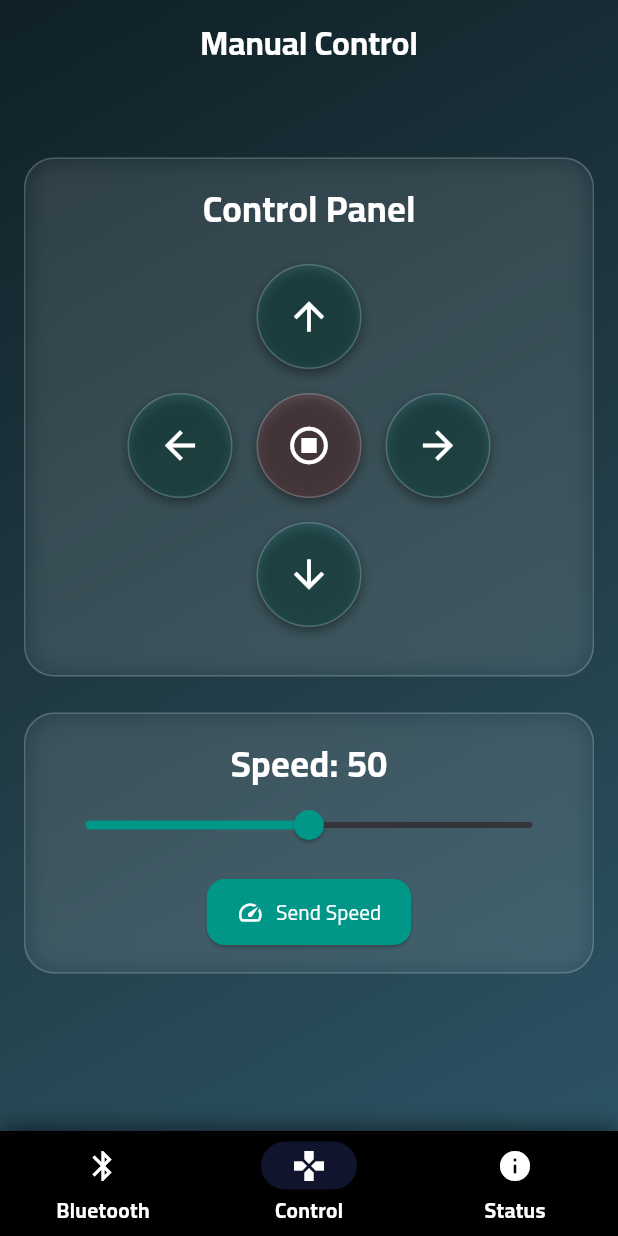
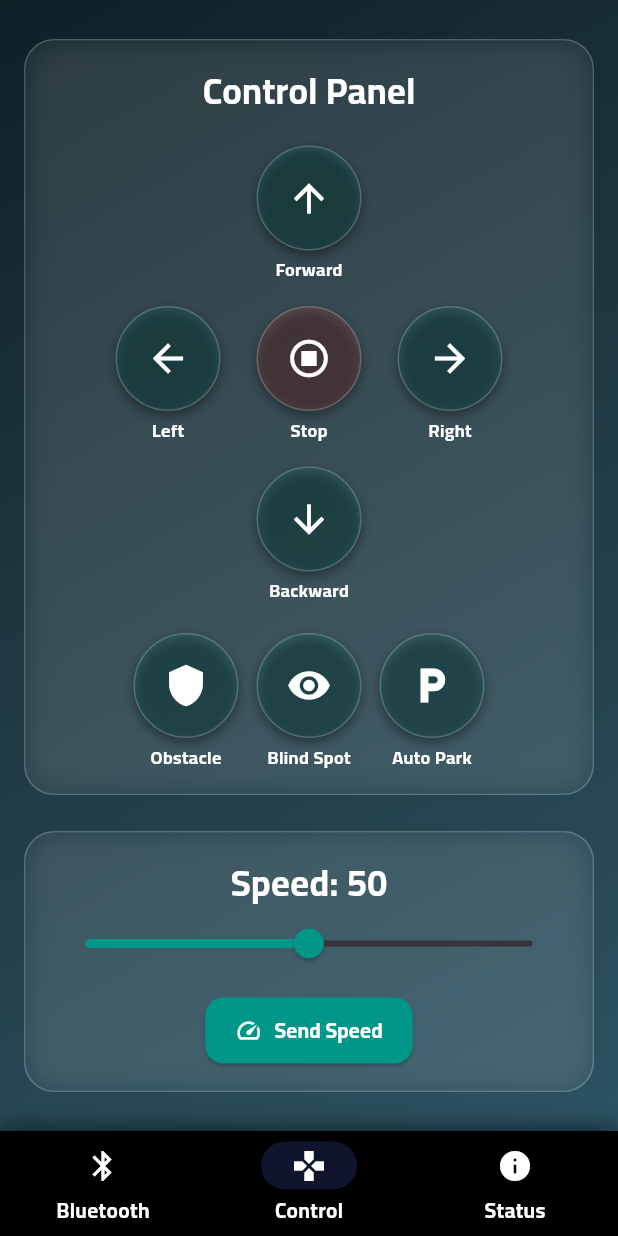
Before and after one commit to itiswd/auto_car, a Flutter app: the screen it shows after launch, item 2 of the bottom bar chosen, on a phone screen of 412 x 824 dp. Run offline on Flutter 3.47's test engine with Material 3 defaults, Android fonts, the phone set to English and light mode, and no system bars; our stand-ins replace flutter_bluetooth_serial, permission_handler, shared_preferences.

Commit message:
Enhance manual control screen: add labels to control buttons, improve layout, and update speed control button style.

```diff
--- a/lib/screens/manual_control_screen.dart
+++ b/lib/screens/manual_control_screen.dart
@@ -52,12 +52,15 @@ class _ManualControlScreenState extends State<ManualControlScreen>
 
   Widget _buildControlButton(
     IconData icon,
-    String cmd, {
+    String cmd,
+    String label, {
     Color color = Colors.teal,
   }) {
     return GestureDetector(
       onTap: () => _sendCommand(cmd),
-      child: Container(
+      child: Column(
+        children: [
+          Container(
             width: 70,
             height: 70,
             decoration: BoxDecoration(
@@ -73,6 +76,17 @@ class _ManualControlScreenState extends State<ManualControlScreen>
               ],
             ),
             child: Center(child: Icon(icon, color: Colors.white, size: 30)),
+          ),
+          const SizedBox(height: 4),
+          Text(
+            label,
+            style: const TextStyle(
+              color: Colors.white,
+              fontSize: 12,
+              fontWeight: FontWeight.bold,
+            ),
+          ),
+        ],
       ),
     );
   }
@@ -98,14 +112,9 @@ class _ManualControlScreenState extends State<ManualControlScreen>
   @override
   Widget build(BuildContext context) {
     return Scaffold(
-      extendBodyBehindAppBar: true,
-      appBar: AppBar(
-        title: const Text("Manual Control"),
-        backgroundColor: Colors.transparent,
-        elevation: 0,
-      ),
       body: Container(
         width: double.infinity,
+        height: double.infinity,
         decoration: const BoxDecoration(
           gradient: LinearGradient(
             colors: [Color(0xFF0f2027), Color(0xFF203a43), Color(0xFF2c5364)],
@@ -121,6 +130,7 @@ class _ManualControlScreenState extends State<ManualControlScreen>
               _glassCard(
                 child: Column(
                   children: [
+                    // Title
                     const Text(
                       "Control Panel",
                       style: TextStyle(
@@ -130,33 +140,62 @@ class _ManualControlScreenState extends State<ManualControlScreen>
                       ),
                     ),
                     const SizedBox(height: 20),
-                    // Layout gamepad style
+                    // Gamepad layout
                     Column(
                       children: [
-                        _buildControlButton(Icons.arrow_upward, "F"),
+                        _buildControlButton(Icons.arrow_upward, "F", "Forward"),
                         const SizedBox(height: 16),
                         Row(
                           mainAxisAlignment: MainAxisAlignment.center,
                           children: [
-                            _buildControlButton(Icons.arrow_back, "L"),
-                            const SizedBox(width: 16),
+                            _buildControlButton(Icons.arrow_back, "L", "Left"),
+                            const SizedBox(width: 24),
                             _buildControlButton(
                               Icons.stop_circle_outlined,
                               "S",
+                              "Stop",
                               color: Colors.redAccent,
                             ),
-                            const SizedBox(width: 16),
-                            _buildControlButton(Icons.arrow_forward, "R"),
+                            const SizedBox(width: 24),
+                            _buildControlButton(
+                              Icons.arrow_forward,
+                              "R",
+                              "Right",
+                            ),
                           ],
                         ),
                         const SizedBox(height: 16),
-                        _buildControlButton(Icons.arrow_downward, "B"),
-                        const SizedBox(height: 16),
+                        _buildControlButton(
+                          Icons.arrow_downward,
+                          "B",
+                          "Backward",
+                        ),
+                      ],
+                    ),
+                    const SizedBox(height: 20),
+                    // Extra commands
+                    Wrap(
+                      alignment: WrapAlignment.center,
+                      spacing: 12,
+                      runSpacing: 12,
+                      children: [
+                        _buildControlButton(Icons.shield, "O", "Obstacle"),
+                        _buildControlButton(
+                          Icons.remove_red_eye,
+                          "D",
+                          "Blind Spot",
+                        ),
+                        _buildControlButton(
+                          Icons.local_parking,
+                          "P",
+                          "Auto Park",
+                        ),
                       ],
                     ),
                   ],
                 ),
               ),
+              // Speed control card
               _glassCard(
                 child: Column(
                   children: [
@@ -179,7 +218,10 @@ class _ManualControlScreenState extends State<ManualControlScreen>
                     ElevatedButton.icon(
                       onPressed: () => _sendCommand(_speed.toInt().toString()),
                       icon: const Icon(Icons.speed),
-                      label: const Text("Send Speed"),
+                      label: const Text(
+                        "Send Speed",
+                        style: TextStyle(fontWeight: FontWeight.bold),
+                      ),
                       style: ElevatedButton.styleFrom(
                         backgroundColor: Colors.teal,
                         foregroundColor: Colors.white,
```
Lines whose indentation alone changed are shown as unchanged.
